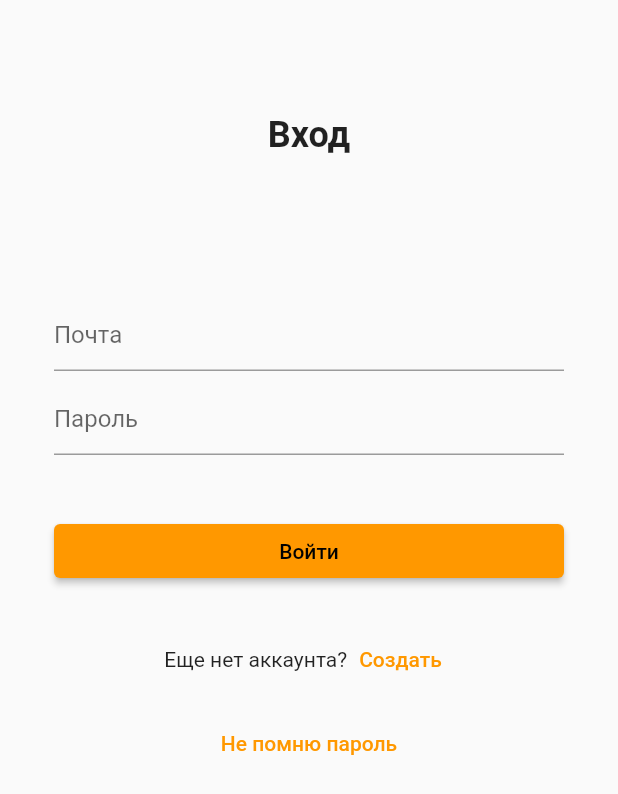
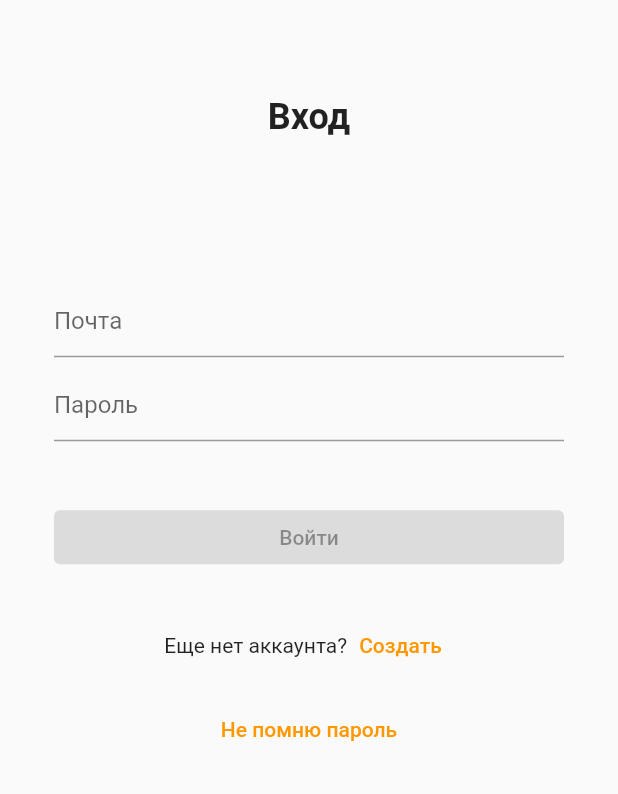
Before and after one commit to 8thgencore/gift_manager, a Flutter app: the screen it shows after launch, on a phone screen of 412 x 824 dp. Shown: the top 794 px of the screen. Run offline on Flutter 3.47's test engine with Material 2 defaults, Android fonts, the phone set to English and light mode, and no system bars; our stand-ins replace bloc, equatable, flutter_bloc.

```diff
--- a/analysis_options.yaml
+++ b/analysis_options.yaml
@@ -1,29 +1 @@
-# This file configures the analyzer, which statically analyzes Dart code to
-# check for errors, warnings, and lints.
-#
-# The issues identified by the analyzer are surfaced in the UI of Dart-enabled
-# IDEs (https://dart.dev/tools#ides-and-editors). The analyzer can also be
-# invoked from the command line by running `flutter analyze`.
-
-# The following line activates a set of recommended lints for Flutter apps,
-# packages, and plugins designed to encourage good coding practices.
-include: package:flutter_lints/flutter.yaml
-
-linter:
-  # The lint rules applied to this project can be customized in the
-  # section below to disable rules from the `package:flutter_lints/flutter.yaml`
-  # included above or to enable additional rules. A list of all available lints
-  # and their documentation is published at
-  # https://dart-lang.github.io/linter/lints/index.html.
-  #
-  # Instead of disabling a lint rule for the entire project in the
-  # section below, it can also be suppressed for a single line of code
-  # or a specific dart file by using the `// ignore: name_of_lint` and
-  # `// ignore_for_file: name_of_lint` syntax on the line or in the file
-  # producing the lint.
-  rules:
-    # avoid_print: false  # Uncomment to disable the `avoid_print` rule
-    # prefer_single_quotes: true  # Uncomment to enable the `prefer_single_quotes` rule
-
-# Additional information about this file can be found at
-# https://dart.dev/guides/language/analysis-options
+include: package:carapacik_lints/analysis_options.yaml
--- a/lib/main.dart
+++ b/lib/main.dart
@@ -6,7 +6,7 @@ void main() {
 }
 
 class MyApp extends StatelessWidget {
-  const MyApp({Key? key}) : super(key: key);
+  const MyApp({super.key});
 
   @override
   Widget build(BuildContext context) {
--- a/lib/presentation/login/bloc/login_bloc.dart
+++ b/lib/presentation/login/bloc/login_bloc.dart
@@ -11,6 +11,8 @@ part 'login_state.dart';
 class LoginBloc extends Bloc<LoginEvent, LoginState> {
   LoginBloc() : super(LoginState.initial()) {
     on<LoginLoginButtonClicked>(_loginButtonClicked);
+    on<LoginEmailChanged>(_emailChanged);
+    on<LoginPasswordChanged>(_passwordChanged);
   }
 
   FutureOr<void> _loginButtonClicked(
@@ -18,6 +20,24 @@ class LoginBloc extends Bloc<LoginEvent, LoginState> {
     Emitter<LoginState> emit,
   ) {
     emit(state.copyWith(authenticated: true));
+  }
+
+  FutureOr<void> _emailChanged(
+    LoginEmailChanged event,
+    Emitter<LoginState> emit,
+  ) {
+    final newEmail = event.email;
+    final emailValid = newEmail.length > 4;
+    emit(state.copyWith(email: newEmail, emailValid: emailValid));
+  }
+
+  FutureOr<void> _passwordChanged(
+    LoginPasswordChanged event,
+    Emitter<LoginState> emit,
+  ) {
+    final newPassword = event.password;
+    final passwordValid = newPassword.length >= 8;
+    emit(state.copyWith(email: newPassword, passwordValid: passwordValid));
   }
 
   @override
--- a/lib/presentation/login/view/login_page.dart
+++ b/lib/presentation/login/view/login_page.dart
@@ -4,7 +4,7 @@ import 'package:gift_manager/presentation/home/view/home_page.dart';
 import 'package:gift_manager/presentation/login/bloc/login_bloc.dart';
 
 class LoginPage extends StatelessWidget {
-  const LoginPage({Key? key}) : super(key: key);
+  const LoginPage({super.key});
 
   @override
   Widget build(BuildContext context) {
@@ -17,17 +17,37 @@ class LoginPage extends StatelessWidget {
   }
 }
 
-class _LoginPageWidget extends StatelessWidget {
-  const _LoginPageWidget({
-    Key? key,
-  }) : super(key: key);
+class _LoginPageWidget extends StatefulWidget {
+  const _LoginPageWidget({super.key});
+
+  @override
+  State<_LoginPageWidget> createState() => _LoginPageWidgetState();
+}
+
+class _LoginPageWidgetState extends State<_LoginPageWidget> {
+  late final FocusNode _emailFocusNode;
+  late final FocusNode _passwordFocusNode;
+
+  @override
+  void initState() {
+    super.initState();
+    _emailFocusNode = FocusNode();
+    _passwordFocusNode = FocusNode();
+  }
+
+  @override
+  void dispose() {
+    _emailFocusNode.dispose();
+    _passwordFocusNode.dispose();
+    super.dispose();
+  }
 
   @override
   Widget build(BuildContext context) {
     return BlocListener<LoginBloc, LoginState>(
       listener: (context, state) {
         if (state.authenticated) {
-          Navigator.of(context).push(
+          Navigator.of(context).push<void>(
             MaterialPageRoute(builder: (_) => const HomePage()),
           );
         }
@@ -35,7 +55,7 @@ class _LoginPageWidget extends StatelessWidget {
       child: Column(
         children: [
           // Expanded(flex: 4, child: SizedBox.expand()),
-          const Spacer(flex: 4),
+          const SizedBox(height: 64),
           const Center(
             child: Text(
               'Вход',
@@ -43,32 +63,14 @@ class _LoginPageWidget extends StatelessWidget {
             ),
           ),
           const Spacer(flex: 5),
-          const Padding(
-            padding: EdgeInsets.symmetric(horizontal: 36),
-            child: TextField(
-              decoration: InputDecoration(hintText: 'Почта'),
-            ),
+          _EmailTextField(
+            emailFocusNode: _emailFocusNode,
+            passwordFocusNode: _passwordFocusNode,
           ),
           const SizedBox(height: 8),
-          const Padding(
-            padding: EdgeInsets.symmetric(horizontal: 36),
-            child: TextField(
-              decoration: InputDecoration(hintText: 'Пароль'),
-            ),
-          ),
+          _PasswordTextField(passwordFocusNode: _passwordFocusNode),
           const SizedBox(height: 40),
-          Padding(
-            padding: const EdgeInsets.symmetric(horizontal: 36),
-            child: SizedBox(
-              width: double.infinity,
-              child: ElevatedButton(
-                onPressed: () => context
-                    .read<LoginBloc>()
-                    .add(const LoginLoginButtonClicked()),
-                child: const Text('Войти'),
-              ),
-            ),
-          ),
+          const _LoginButton(),
           const SizedBox(height: 24),
           Row(
             mainAxisSize: MainAxisSize.min,
@@ -86,9 +88,87 @@ class _LoginPageWidget extends StatelessWidget {
             child: const Text('Не помню пароль'),
           ),
           const Spacer(flex: 16),
-// 19:25
         ],
       ),
     );
   }
 }
+
+class _EmailTextField extends StatelessWidget {
+  const _EmailTextField({
+    required FocusNode emailFocusNode,
+    required FocusNode passwordFocusNode,
+    super.key,
+  })  : _emailFocusNode = emailFocusNode,
+        _passwordFocusNode = passwordFocusNode;
+
+  final FocusNode _emailFocusNode;
+  final FocusNode _passwordFocusNode;
+
+  @override
+  Widget build(BuildContext context) {
+    return Padding(
+      padding: const EdgeInsets.symmetric(horizontal: 36),
+      child: TextField(
+        focusNode: _emailFocusNode,
+        onChanged: (text) =>
+            context.read<LoginBloc>().add(LoginEmailChanged(text)),
+        onSubmitted: (_) => _passwordFocusNode.requestFocus(),
+        decoration: InputDecoration(hintText: 'Почта'),
+      ),
+    );
+  }
+}
+
+class _PasswordTextField extends StatelessWidget {
+  const _PasswordTextField({
+    required FocusNode passwordFocusNode,
+    super.key,
+  }) : _passwordFocusNode = passwordFocusNode;
+
+  final FocusNode _passwordFocusNode;
+
+  @override
+  Widget build(BuildContext context) {
+    return Padding(
+      padding: const EdgeInsets.symmetric(horizontal: 36),
+      child: TextField(
+        focusNode: _passwordFocusNode,
+        onChanged: (text) =>
+            context.read<LoginBloc>().add(LoginPasswordChanged(text)),
+        onSubmitted: (_) =>
+            context.read<LoginBloc>().add(const LoginLoginButtonClicked()),
+        decoration: InputDecoration(hintText: 'Пароль'),
+      ),
+    );
+  }
+}
+
+class _LoginButton extends StatelessWidget {
+  const _LoginButton({super.key});
+
+  @override
+  Widget build(BuildContext context) {
+    return Padding(
+      padding: const EdgeInsets.symmetric(horizontal: 36),
+      child: SizedBox(
+        width: double.infinity,
+        child: BlocSelector<LoginBloc, LoginState, bool>(
+          selector: (state) {
+            return state.emailValid && state.passwordValid;
+          },
+          builder: (context, fieldsValid) {
+            return ElevatedButton(
+              onPressed: fieldsValid
+                  ? () => context
+                      .read<LoginBloc>()
+                      .add(const LoginLoginButtonClicked())
+                  : null,
+              child: const Text('Войти'),
+            );
+          },
+        ),
+      ),
+    );
+  }
+}
```
